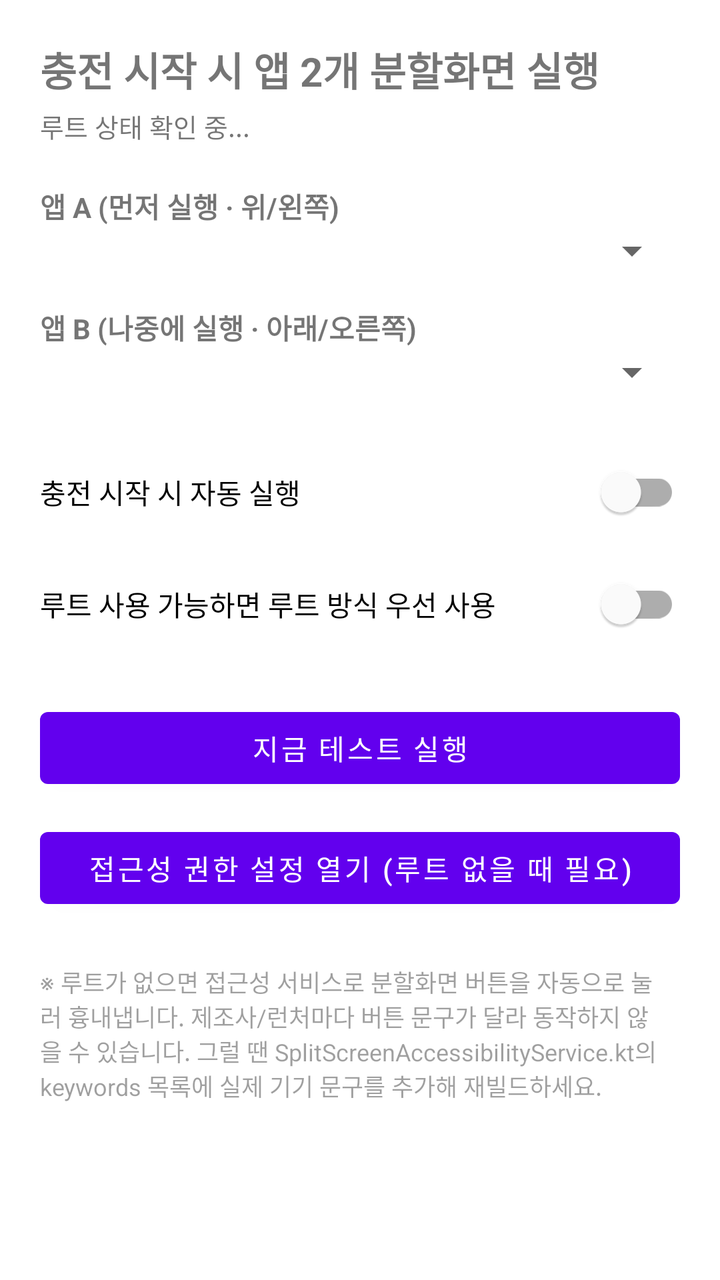
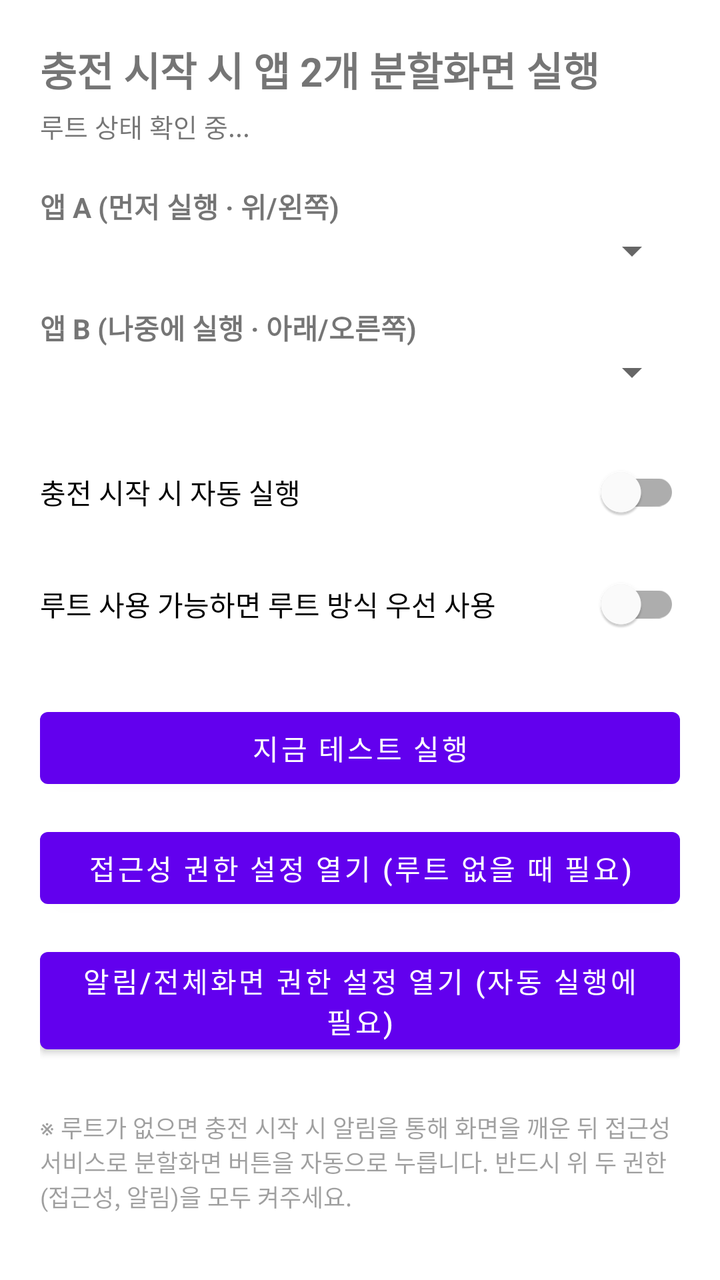

An Android layout rendered at two revisions. The XML below is the earlier revision; the diff shows what the commit changed to produce the second picture.
<!-- AndroidManifest.xml: application theme Theme.SplitChargeApp -->
<!-- res/layout/activity_main.xml -->
<?xml version="1.0" encoding="utf-8"?>
<ScrollView xmlns:android="http://schemas.android.com/apk/res/android"
    xmlns:app="http://schemas.android.com/apk/res-auto"
    android:layout_width="match_parent"
    android:layout_height="match_parent">

    <LinearLayout
        android:layout_width="match_parent"
        android:layout_height="wrap_content"
        android:orientation="vertical"
        android:padding="20dp">

        <TextView
            android:layout_width="wrap_content"
            android:layout_height="wrap_content"
            android:text="충전 시작 시 앱 2개 분할화면 실행"
            android:textSize="20sp"
            android:textStyle="bold"
            android:layout_marginBottom="4dp" />

        <TextView
            android:id="@+id/tvRootStatus"
            android:layout_width="wrap_content"
            android:layout_height="wrap_content"
            android:text="루트 상태 확인 중..."
            android:textSize="13sp"
            android:layout_marginBottom="20dp" />

        <TextView
            android:layout_width="wrap_content"
            android:layout_height="wrap_content"
            android:text="앱 A (먼저 실행 · 위/왼쪽)"
            android:textStyle="bold" />

        <Spinner
            android:id="@+id/spinnerAppA"
            android:layout_width="match_parent"
            android:layout_height="wrap_content"
            android:layout_marginBottom="16dp" />

        <TextView
            android:layout_width="wrap_content"
            android:layout_height="wrap_content"
            android:text="앱 B (나중에 실행 · 아래/오른쪽)"
            android:textStyle="bold" />

        <Spinner
            android:id="@+id/spinnerAppB"
            android:layout_width="match_parent"
            android:layout_height="wrap_content"
            android:layout_marginBottom="24dp" />

        <com.google.android.material.switchmaterial.SwitchMaterial
            android:id="@+id/switchAutoRun"
            android:layout_width="match_parent"
            android:layout_height="wrap_content"
            android:text="충전 시작 시 자동 실행"
            android:layout_marginBottom="8dp" />

        <com.google.android.material.switchmaterial.SwitchMaterial
            android:id="@+id/switchPreferRoot"
            android:layout_width="match_parent"
            android:layout_height="wrap_content"
            android:text="루트 사용 가능하면 루트 방식 우선 사용"
            android:layout_marginBottom="24dp" />

        <com.google.android.material.button.MaterialButton
            android:id="@+id/btnTestRun"
            android:layout_width="match_parent"
            android:layout_height="wrap_content"
            android:text="지금 테스트 실행"
            android:layout_marginBottom="12dp" />

        <com.google.android.material.button.MaterialButton
            android:id="@+id/btnAccessibilitySettings"
            android:layout_width="match_parent"
            android:layout_height="wrap_content"
            android:text="접근성 권한 설정 열기 (루트 없을 때 필요)"
            android:layout_marginBottom="24dp" />

        <TextView
            android:layout_width="wrap_content"
            android:layout_height="wrap_content"
            android:text="※ 루트가 없으면 접근성 서비스로 분할화면 버튼을 자동으로 눌러 흉내냅니다. 제조사/런처마다 버튼 문구가 달라 동작하지 않을 수 있습니다. 그럴 땐 SplitScreenAccessibilityService.kt의 keywords 목록에 실제 기기 문구를 추가해 재빌드하세요."
            android:textSize="12sp"
            android:alpha="0.7" />

    </LinearLayout>
</ScrollView>
<!-- resources referenced by this layout -->
<resources>
  <style name="Theme.SplitChargeApp" parent="Theme.MaterialComponents.DayNight.NoActionBar" />
</resources>

<!-- the commit's change to res/layout/activity_main.xml (unified diff, before → after) -->
@@ -76,12 +76,19 @@
             android:layout_width="match_parent"
             android:layout_height="wrap_content"
             android:text="접근성 권한 설정 열기 (루트 없을 때 필요)"
+            android:layout_marginBottom="12dp" />
+
+        <com.google.android.material.button.MaterialButton
+            android:id="@+id/btnNotificationSettings"
+            android:layout_width="match_parent"
+            android:layout_height="wrap_content"
+            android:text="알림/전체화면 권한 설정 열기 (자동 실행에 필요)"
             android:layout_marginBottom="24dp" />
 
         <TextView
             android:layout_width="wrap_content"
             android:layout_height="wrap_content"
-            android:text="※ 루트가 없으면 접근성 서비스로 분할화면 버튼을 자동으로 눌러 흉내냅니다. 제조사/런처마다 버튼 문구가 달라 동작하지 않을 수 있습니다. 그럴 땐 SplitScreenAccessibilityService.kt의 keywords 목록에 실제 기기 문구를 추가해 재빌드하세요."
+            android:text="※ 루트가 없으면 충전 시작 시 알림을 통해 화면을 깨운 뒤 접근성 서비스로 분할화면 버튼을 자동으로 누릅니다. 반드시 위 두 권한(접근성, 알림)을 모두 켜주세요."
             android:textSize="12sp"
             android:alpha="0.7" />
 
